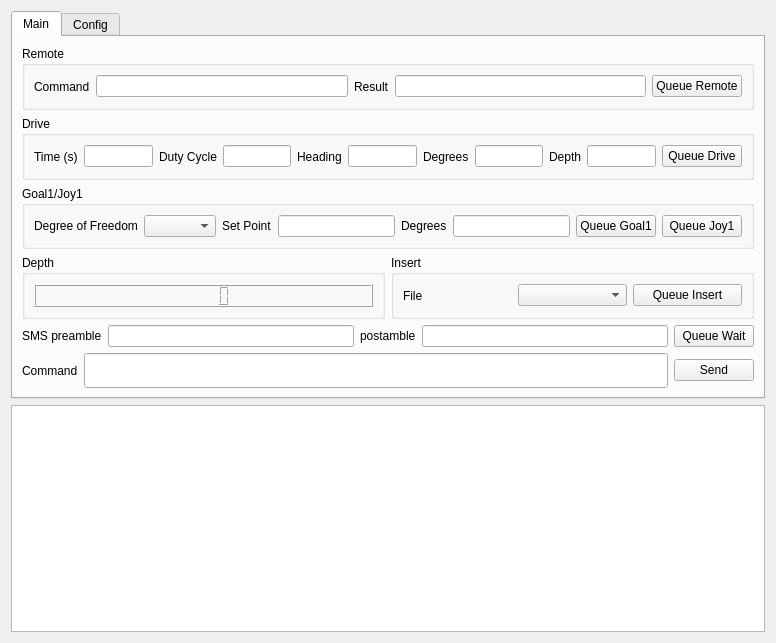
CCOMJHC/mesobot_project11, file src/mesobot_plugin.ui: the form before one commit.
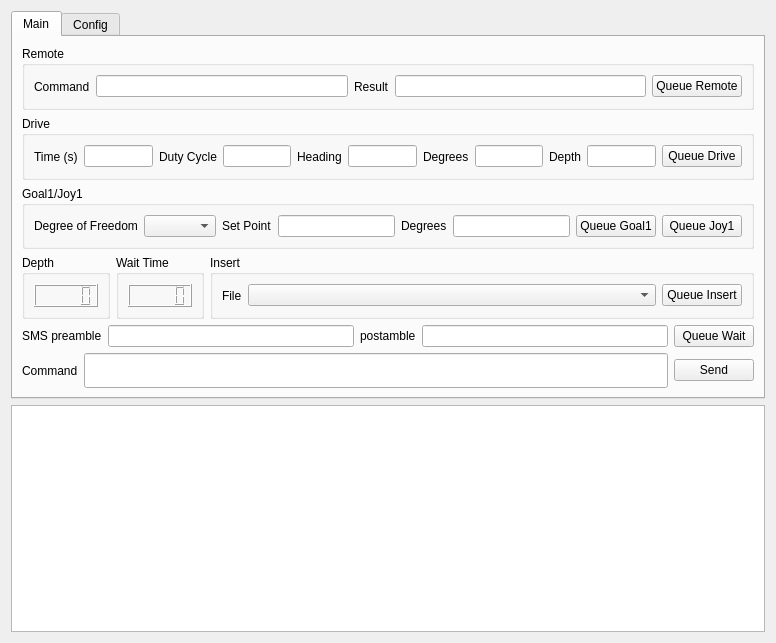
The form after the commit.

Commit message: Add wait time to mesobot rqt plugin

```diff
--- a/src/mesobot_plugin.ui
+++ b/src/mesobot_plugin.ui
@@ -203,6 +203,18 @@
            </layout>
           </widget>
          </item>
+         <item>
+          <widget class="QGroupBox" name="waitTimeGroupBox">
+           <property name="title">
+            <string>Wait Time</string>
+           </property>
+           <layout class="QHBoxLayout" name="horizontalLayout_6">
+            <item>
+             <widget class="QLCDNumber" name="waitTimeLcdNumber"/>
+            </item>
+           </layout>
+          </widget>
+         </item>
          <item>
           <widget class="QGroupBox" name="insertGroupBox">
            <property name="title">
@@ -211,13 +223,26 @@
            <layout class="QHBoxLayout" name="horizontalLayout">
             <item>
              <widget class="QLabel" name="label_14">
+              <property name="sizePolicy">
+               <sizepolicy hsizetype="Minimum" vsizetype="Preferred">
+                <horstretch>0</horstretch>
+                <verstretch>0</verstretch>
+               </sizepolicy>
+              </property>
               <property name="text">
                <string>File</string>
               </property>
              </widget>
             </item>
             <item>
-             <widget class="QComboBox" name="insertFileComboBox"/>
+             <widget class="QComboBox" name="insertFileComboBox">
+              <property name="sizePolicy">
+               <sizepolicy hsizetype="Expanding" vsizetype="Fixed">
+                <horstretch>0</horstretch>
+                <verstretch>0</verstretch>
+               </sizepolicy>
+              </property>
+             </widget>
             </item>
             <item>
              <widget class="QPushButton" name="queueInsertPushButton">
```
The commit also changes 2 other files.
